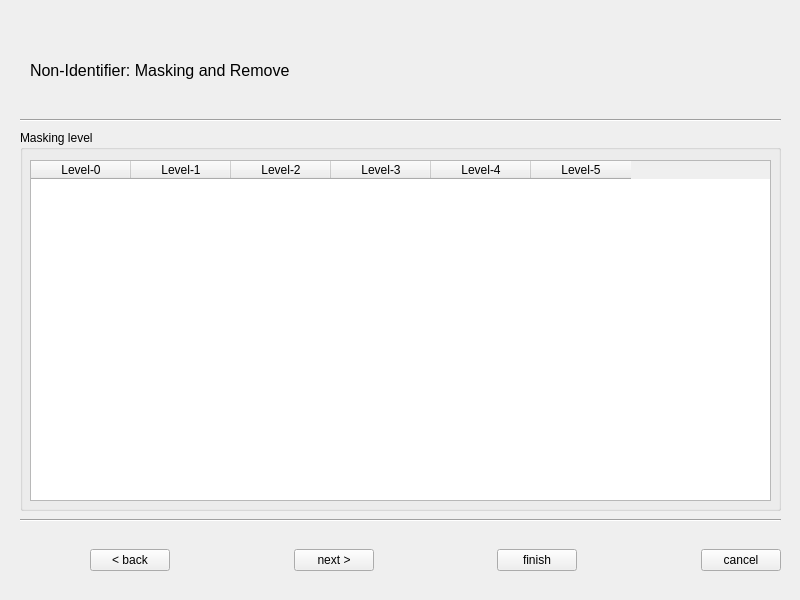
The window that UI/maskingData_review.ui (zel0rd/Non-Identifying) describes before a commit, drawn with Qt 5.
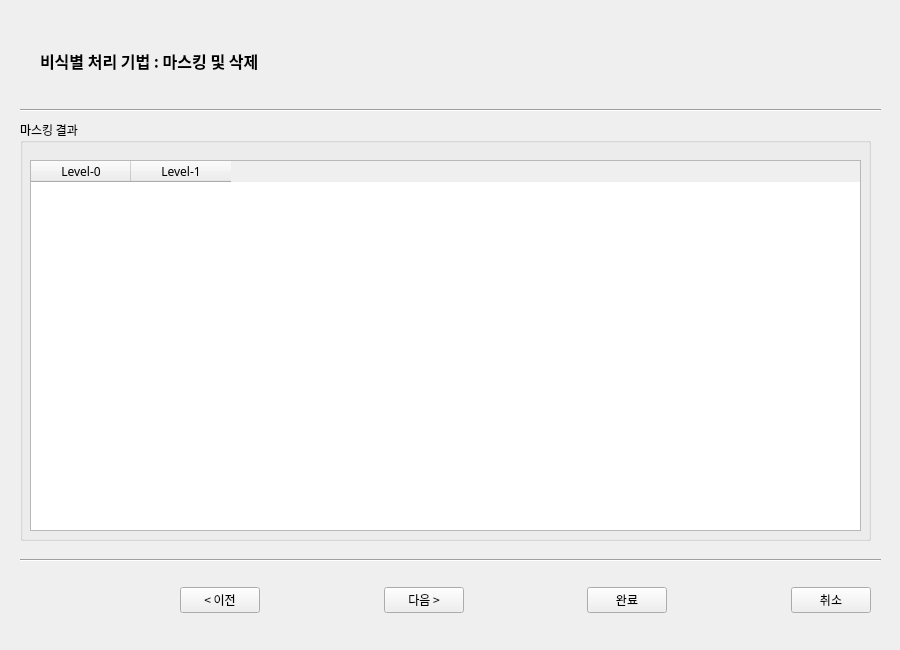
The same window after the commit.

The edit to the form file:
```diff
--- a/UI/maskingData_review.ui
+++ b/UI/maskingData_review.ui
@@ -6,8 +6,8 @@
    <rect>
     <x>0</x>
     <y>0</y>
-    <width>800</width>
-    <height>600</height>
+    <width>900</width>
+    <height>650</height>
    </rect>
   </property>
   <property name="windowTitle">
@@ -18,21 +18,26 @@
     <property name="geometry">
      <rect>
       <x>20</x>
-      <y>130</y>
-      <width>761</width>
-      <height>381</height>
+      <y>120</y>
+      <width>851</width>
+      <height>421</height>
      </rect>
     </property>
+    <property name="font">
+     <font>
+      <family>맑은 고딕</family>
+     </font>
+    </property>
     <property name="title">
-     <string>Masking level</string>
+     <string>마스킹 결과</string>
     </property>
     <widget class="QTableWidget" name="maskingLevel">
      <property name="geometry">
       <rect>
        <x>10</x>
-       <y>30</y>
-       <width>741</width>
-       <height>341</height>
+       <y>40</y>
+       <width>831</width>
+       <height>371</height>
       </rect>
      </property>
      <column>
@@ -45,37 +50,23 @@
        <string>Level-1</string>
       </property>
      </column>
-     <column>
-      <property name="text">
-       <string>Level-2</string>
-      </property>
-     </column>
-     <column>
-      <property name="text">
-       <string>Level-3</string>
-      </property>
-     </column>
-     <column>
-      <property name="text">
-       <string>Level-4</string>
-      </property>
-     </column>
-     <column>
-      <property name="text">
-       <string>Level-5</string>
-      </property>
-     </column>
     </widget>
    </widget>
    <widget class="Line" name="line">
     <property name="geometry">
      <rect>
       <x>20</x>
-      <y>510</y>
-      <width>761</width>
+      <y>550</y>
+      <width>861</width>
       <height>20</height>
      </rect>
     </property>
+    <property name="font">
+     <font>
+      <family>맑은 고딕</family>
+      <pointsize>9</pointsize>
+     </font>
+    </property>
     <property name="orientation">
      <enum>Qt::Horizontal</enum>
     </property>
@@ -83,22 +74,40 @@
    <widget class="QWidget" name="horizontalLayoutWidget_2">
     <property name="geometry">
      <rect>
-      <x>90</x>
-      <y>530</y>
+      <x>180</x>
+      <y>570</y>
       <width>691</width>
       <height>61</height>
      </rect>
     </property>
+    <property name="font">
+     <font>
+      <family>맑은 고딕</family>
+      <pointsize>9</pointsize>
+     </font>
+    </property>
     <layout class="QHBoxLayout" name="horizontalLayout_2">
      <item>
       <widget class="QPushButton" name="backButton">
+       <property name="font">
+        <font>
+         <family>맑은 고딕</family>
+         <pointsize>9</pointsize>
+        </font>
+       </property>
        <property name="text">
-        <string>&lt; back</string>
+        <string>&lt; 이전</string>
        </property>
       </widget>
      </item>
      <item>
       <spacer name="horizontalSpacer">
+       <property name="font">
+        <font>
+         <family>맑은 고딕</family>
+         <pointsize>9</pointsize>
+        </font>
+       </property>
        <property name="orientation">
         <enum>Qt::Horizontal</enum>
        </property>
@@ -112,13 +121,25 @@
      </item>
      <item>
       <widget class="QPushButton" name="nextButton">
+       <property name="font">
+        <font>
+         <family>맑은 고딕</family>
+         <pointsize>9</pointsize>
+        </font>
+       </property>
        <property name="text">
-        <string>next &gt;</string>
+        <string>다음 &gt;</string>
        </property>
       </widget>
      </item>
      <item>
       <spacer name="horizontalSpacer_5">
+       <property name="font">
+        <font>
+         <family>맑은 고딕</family>
+         <pointsize>9</pointsize>
+        </font>
+       </property>
        <property name="orientation">
         <enum>Qt::Horizontal</enum>
        </property>
@@ -132,13 +153,25 @@
      </item>
      <item>
       <widget class="QPushButton" name="finishButton">
+       <property name="font">
+        <font>
+         <family>맑은 고딕</family>
+         <pointsize>9</pointsize>
+        </font>
+       </property>
        <property name="text">
-        <string>finish</string>
+        <string>완료</string>
        </property>
       </widget>
      </item>
      <item>
       <spacer name="horizontalSpacer_3">
+       <property name="font">
+        <font>
+         <family>맑은 고딕</family>
+         <pointsize>9</pointsize>
+        </font>
+       </property>
        <property name="orientation">
         <enum>Qt::Horizontal</enum>
        </property>
@@ -152,8 +185,14 @@
      </item>
      <item>
       <widget class="QPushButton" name="cancelButton">
+       <property name="font">
+        <font>
+         <family>맑은 고딕</family>
+         <pointsize>9</pointsize>
+        </font>
+       </property>
        <property name="text">
-        <string>cancel</string>
+        <string>취소</string>
        </property>
       </widget>
      </item>
@@ -163,8 +202,8 @@
     <property name="geometry">
      <rect>
       <x>20</x>
-      <y>110</y>
-      <width>761</width>
+      <y>100</y>
+      <width>861</width>
       <height>20</height>
      </rect>
     </property>
@@ -175,19 +214,22 @@
    <widget class="QLabel" name="label">
     <property name="geometry">
      <rect>
-      <x>30</x>
-      <y>40</y>
+      <x>40</x>
+      <y>30</y>
       <width>551</width>
       <height>61</height>
      </rect>
     </property>
     <property name="font">
      <font>
+      <family>맑은 고딕</family>
       <pointsize>12</pointsize>
+      <weight>75</weight>
+      <bold>true</bold>
      </font>
     </property>
     <property name="text">
-     <string>Non-Identifier: Masking and Remove</string>
+     <string>비식별 처리 기법 : 마스킹 및 삭제</string>
     </property>
    </widget>
   </widget>
```
Left out of the diff: 2 changed lines with no effect on the pictures.
